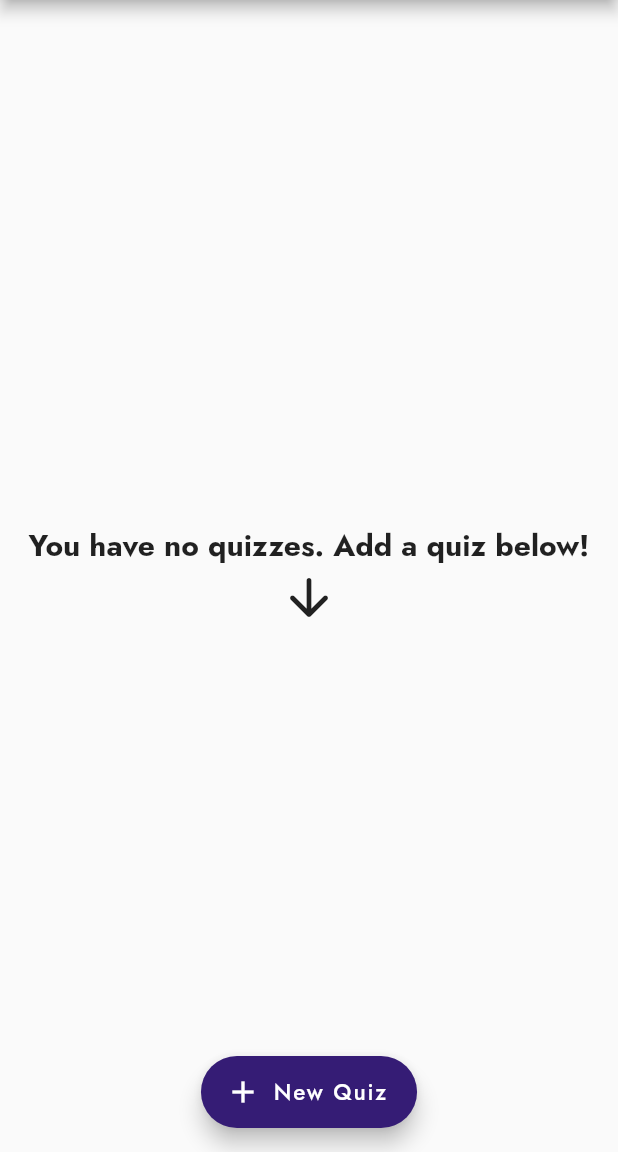
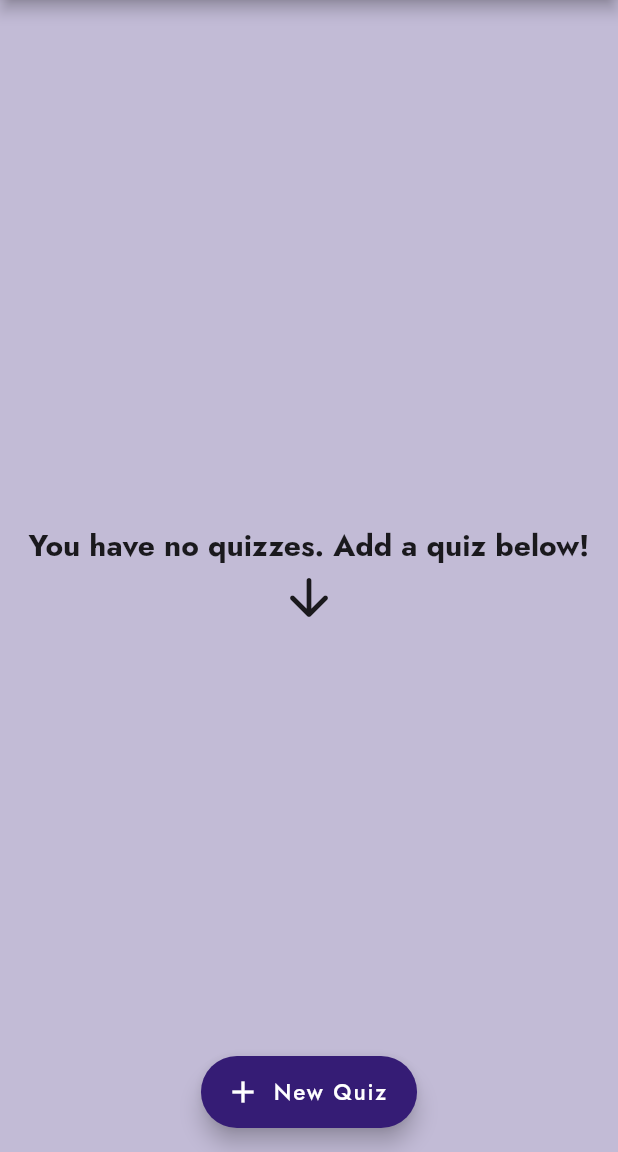
Before and after one commit to a-knaw-knee-mus/Flutter-Quizzer, a Flutter app: the screen it shows after launch, on a phone screen of 412 x 824 dp, the part 84-1236 px from its top. Run offline on Flutter 3.47's test engine with Material 2 defaults, Android fonts, the phone set to English and light mode, and no system bars; drawn by our look-alikes of dropdown_button2; our stand-ins replace flutter_slidable, google_fonts, hive, hive_flutter, modal_bottom_sheet, percent_indicator and 1 more; missing offline and left inert: flutter_flip_card; accounts and stored records are empty.

Commit message:
app color style changes

```diff
--- a/lib/screens/quizzes_screen.dart
+++ b/lib/screens/quizzes_screen.dart
@@ -5,6 +5,7 @@ import 'package:flutter_quizzer/schema/quiz.dart';
 import 'package:flutter_quizzer/screens/quiz_dialog_screen.dart';
 import 'package:flutter_quizzer/screens/settings_dialog.dart';
 import 'package:flutter_quizzer/util/align_types.dart';
+import 'package:flutter_quizzer/util/color_types.dart';
 import 'package:flutter_quizzer/util/form_types.dart';
 import 'package:flutter_quizzer/util/sort_quiz.dart';
 import 'package:flutter_quizzer/widgets/quizzes/quiz_sort_dropdown.dart';
@@ -140,6 +141,8 @@ class _QuizzesScreenState extends State<QuizzesScreen> {
   @override
   Widget build(BuildContext context) {
     AlignType alignType = context.watch<AlignProvider>().alignType;
+    MaterialColor themeColor =
+        context.watch<ColorProvider>().color.getColorSwatch();
 
     return Scaffold(
       appBar: AppBar(
@@ -189,7 +192,9 @@ class _QuizzesScreenState extends State<QuizzesScreen> {
         },
       ),
       floatingActionButtonLocation: FloatingActionButtonLocation.centerFloat,
-      body: ValueListenableBuilder(
+      body: Container(
+        color: themeColor[100],
+        child: ValueListenableBuilder(
             valueListenable: Hive.box<Quiz>('quizBox').listenable(),
             builder: (context, quizzes, _) {
               final List sortedIds = sortType.sortQuizIds(quizzes);
@@ -279,6 +284,7 @@ class _QuizzesScreenState extends State<QuizzesScreen> {
                 ),
               );
             }),
+      ),
     );
   }
 }
--- a/lib/screens/test_settings_dialog.dart
+++ b/lib/screens/test_settings_dialog.dart
@@ -56,8 +56,8 @@ class _TestSettingsDialogState extends State<TestSettingsDialog> {
         context.watch<ColorProvider>().color.getColorSwatch();
 
     return Container(
-      color: themeColor[400],
-      height: 450,
+      color: themeColor[200],
+      height: 400,
       child: Padding(
         padding: const EdgeInsets.symmetric(vertical: 20, horizontal: 40),
         child: Column(
@@ -189,7 +189,7 @@ class _TestSettingsDialogState extends State<TestSettingsDialog> {
                 Navigator.pop(context);
               },
               child: const Text(
-                'Restart Flashcards',
+                'Reset Flashcards',
                 style: TextStyle(
                   color: Colors.black,
                   fontWeight: FontWeight.bold,
```
Also changed, not shown: lib/screens/question_dialog_screen.dart (+10 -0 lines), lib/screens/questions_screen.dart (+7 -1 lines), lib/screens/quiz_dialog_screen.dart (+10 -0 lines), lib/widgets/tests/test_summary.dart (+13 -2 lines). Lines whose indentation alone changed are shown as unchanged.
